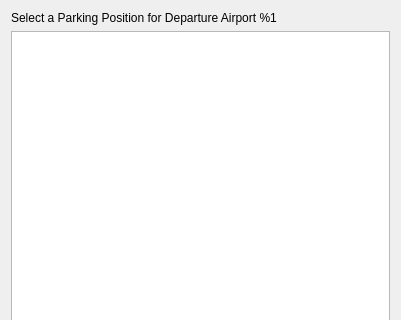
This is src/route/parkingdialog.ui in albar965/littlenavmap as Qt 5 draws it before an edit; both pictures show x 0 to 401 and y 0 to 320 of the 401 by 604 pixel window. The edited form follows.
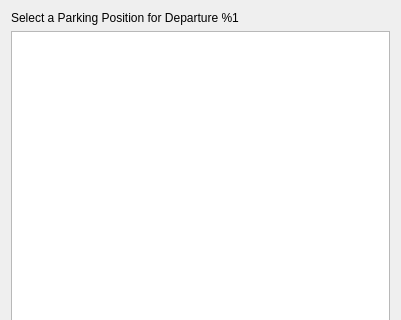
This is the edited form.

Commit message: Small fixes in parking select dialog.

```diff
--- a/src/route/parkingdialog.ui
+++ b/src/route/parkingdialog.ui
@@ -17,7 +17,7 @@
    <item>
     <widget class="QLabel" name="labelSelectParking">
      <property name="text">
-      <string>Select a Parking Position for Departure Airport %1</string>
+      <string>Select a Parking Position for Departure %1</string>
      </property>
      <property name="wordWrap">
       <bool>true</bool>
```
Left out of the diff: 2 changed lines with no effect on the pictures. The commit also changes 1 other file.
